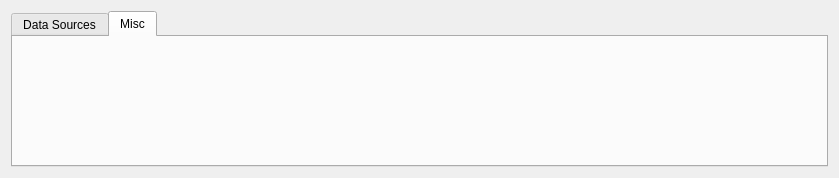
stijnvermeir/mtgcards, file mtgcards/optionsdialog.ui: the form before one commit.
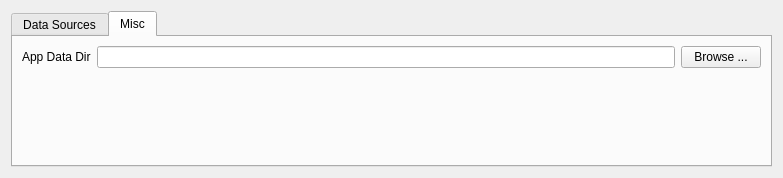
The form after the commit. The open tabs and pages were chosen to show the change.

The edit to the form file:
```diff
--- a/mtgcards/optionsdialog.ui
+++ b/mtgcards/optionsdialog.ui
@@ -9,7 +9,7 @@
    <rect>
     <x>0</x>
     <y>0</y>
-    <width>839</width>
+    <width>783</width>
     <height>178</height>
    </rect>
   </property>
@@ -89,6 +89,39 @@
       <attribute name="title">
        <string>Misc</string>
       </attribute>
+      <layout class="QFormLayout" name="formLayout_2">
+       <property name="fieldGrowthPolicy">
+        <enum>QFormLayout::AllNonFixedFieldsGrow</enum>
+       </property>
+       <item row="0" column="0">
+        <widget class="QLabel" name="label_3">
+         <property name="text">
+          <string>App Data Dir</string>
+         </property>
+        </widget>
+       </item>
+       <item row="0" column="1">
+        <layout class="QHBoxLayout" name="horizontalLayout_2">
+         <property name="rightMargin">
+          <number>0</number>
+         </property>
+         <item>
+          <widget class="QLineEdit" name="appDataDirTxt">
+           <property name="readOnly">
+            <bool>true</bool>
+           </property>
+          </widget>
+         </item>
+         <item>
+          <widget class="QPushButton" name="browseAppDataDirBtn">
+           <property name="text">
+            <string>Browse ...</string>
+           </property>
+          </widget>
+         </item>
+        </layout>
+       </item>
+      </layout>
      </widget>
     </widget>
    </item>
```
